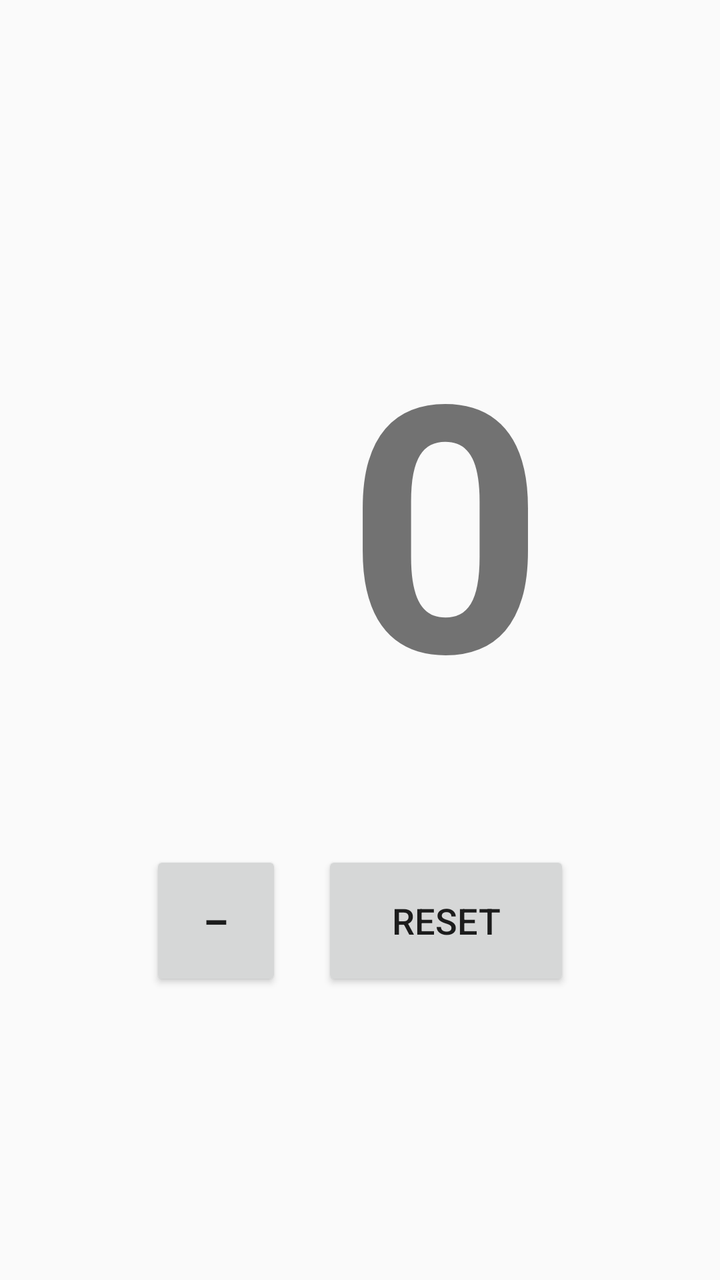
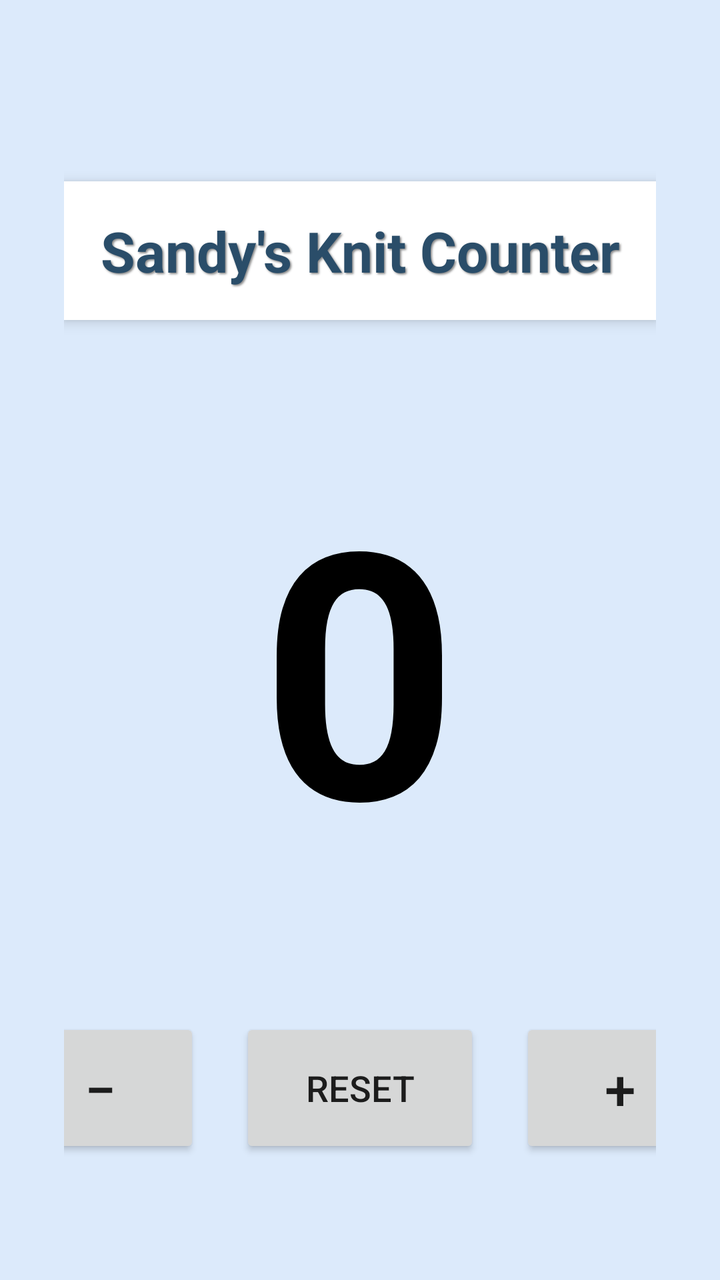

Screens rendered from an Android XML layout before and after an edit, with the pre-edit source and the edit as a unified diff.
<!-- AndroidManifest.xml: application theme Theme.AppCompat.Light.NoActionBar -->
<!-- res/layout/activity_main.xml -->
<RelativeLayout xmlns:android="http://schemas.android.com/apk/res/android"
    android:id="@+id/rootLayout"
    android:layout_width="match_parent"
    android:layout_height="match_parent"
    android:gravity="center"
    android:padding="32dp">

    
    <TextView
        android:id="@+id/counterTextView"
        android:layout_width="wrap_content"
        android:layout_height="241dp"
        android:layout_centerInParent="true"
        android:text="0"
        android:textSize="172sp"
        android:textStyle="bold" />

    
    <Button
        android:id="@+id/decrementButton"
        android:layout_width="124dp"
        android:layout_height="70dp"
        android:text="−"
        android:textSize="24sp"
        android:layout_below="@id/counterTextView"
        android:layout_toStartOf="@id/resetButton"
        android:layout_marginEnd="20dp"
        android:layout_marginTop="40dp" />

    
    <Button
        android:id="@+id/resetButton"
        android:layout_width="124dp"
        android:layout_height="70dp"
        android:text="Reset"
        android:textSize="18sp"
        android:layout_below="@id/counterTextView"
        android:layout_centerHorizontal="true"
        android:layout_marginTop="40dp" />

</RelativeLayout>
<!-- resources referenced by this layout -->
<resources>

</resources>

<!-- the commit's change to res/layout/activity_main.xml (unified diff, before → after) -->
@@ -3,7 +3,29 @@
     android:layout_width="match_parent"
     android:layout_height="match_parent"
     android:gravity="center"
-    android:padding="32dp">
+    android:padding="32dp"
+    android:background="#DCEAFB">
+
+    
+    <TextView
+        android:id="@+id/titleBanner"
+        android:layout_width="match_parent"
+        android:layout_height="wrap_content"
+        android:layout_alignParentTop="true"
+        android:layout_marginTop="40dp"
+        android:text="Sandy's Knit Counter"
+        android:textSize="28sp"
+        android:textStyle="bold"
+        android:gravity="center"
+        android:textColor="#2A4D69"
+        android:background="#FFFFFF"
+        android:padding="16dp"
+        android:elevation="4dp"
+        android:layout_marginBottom="20dp"
+        android:shadowColor="#888888"
+        android:shadowDx="2"
+        android:shadowDy="2"
+        android:shadowRadius="2" />
 
     
     <TextView
@@ -13,29 +35,47 @@
         android:layout_centerInParent="true"
         android:text="0"
         android:textSize="172sp"
-        android:textStyle="bold" />
+        android:textStyle="bold"
+        android:textColor="#000000" />
 
     
-    <Button
-        android:id="@+id/decrementButton"
-        android:layout_width="124dp"
-        android:layout_height="70dp"
-        android:text="−"
-        android:textSize="24sp"
-        android:layout_below="@id/counterTextView"
-        android:layout_toStartOf="@id/resetButton"
-        android:layout_marginEnd="20dp"
-        android:layout_marginTop="40dp" />
-
-    
-    <Button
-        android:id="@+id/resetButton"
-        android:layout_width="124dp"
-        android:layout_height="70dp"
-        android:text="Reset"
-        android:textSize="18sp"
+    <LinearLayout
+        android:id="@+id/buttonRow"
+        android:layout_width="wrap_content"
+        android:layout_height="wrap_content"
         android:layout_below="@id/counterTextView"
         android:layout_centerHorizontal="true"
-        android:layout_marginTop="40dp" />
+        android:layout_marginTop="40dp"
+        android:orientation="horizontal"
+        android:gravity="center">
+
+        
+        <Button
+            android:id="@+id/decrementButton"
+            android:layout_width="100dp"
+            android:layout_height="70dp"
+            android:text="−"
+            android:textSize="28sp"
+            android:layout_margin="10dp" />
+
+        
+        <Button
+            android:id="@+id/resetButton"
+            android:layout_width="120dp"
+            android:layout_height="70dp"
+            android:text="Reset"
+            android:textSize="18sp"
+            android:layout_margin="10dp" />
+
+        
+        <Button
+            android:id="@+id/incrementButton"
+            android:layout_width="100dp"
+            android:layout_height="70dp"
+            android:text="+"
+            android:textSize="28sp"
+            android:layout_margin="10dp" />
+
+    </LinearLayout>
 
 </RelativeLayout>
